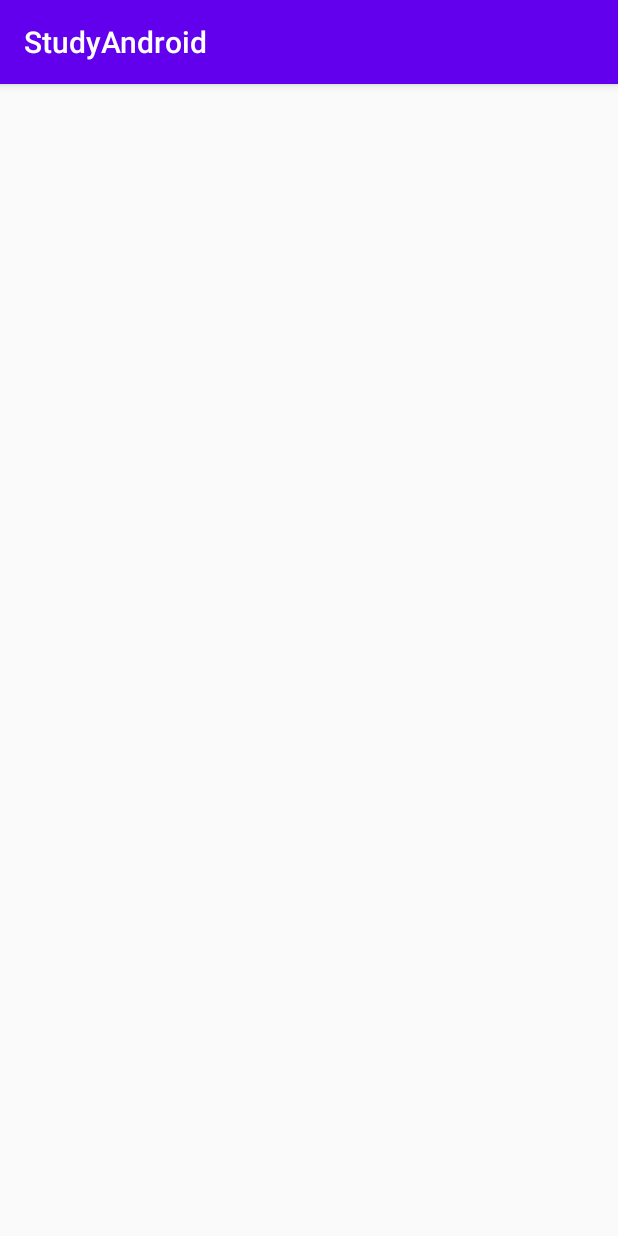
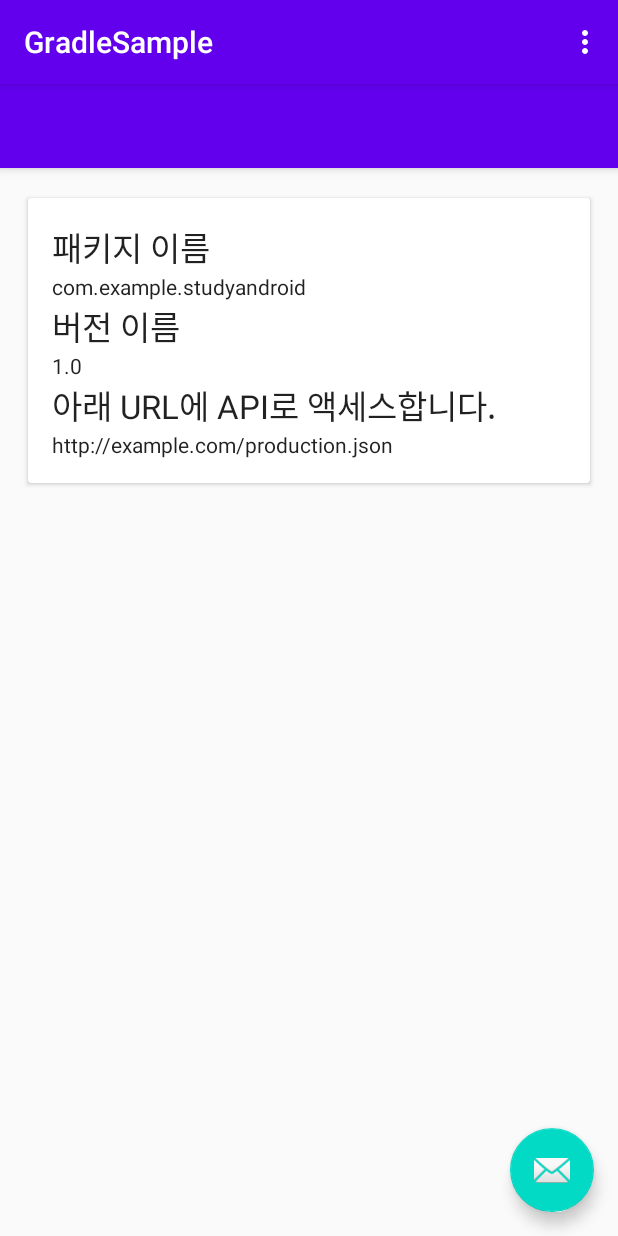
Before and after one commit to Dokyeongyun/AndroidStudio, an Android app: the Gradle_MainActivity screen opened directly, with no data from a screen before it, on a phone screen of 412 x 824 dp. Run offline under Robolectric (Android 15) with nearby library versions, the phone set to English and light mode, and no system bars.

Commit message:
[ Gradle ] Product Flavors를 이용한 유료버전(pro), 무료버전(free) 별 기능 별도로 구현하기

```diff
--- a/app/src/main/java/com/example/studyandroid/No9_Gradle/Gradle_MainActivity.java
+++ b/app/src/main/java/com/example/studyandroid/No9_Gradle/Gradle_MainActivity.java
@@ -1,10 +1,20 @@
 package com.example.studyandroid.No9_Gradle;
 
+import androidx.annotation.NonNull;
 import androidx.appcompat.app.AppCompatActivity;
+import androidx.appcompat.widget.Toolbar;
 
 import android.os.Bundle;
+import android.view.Menu;
+import android.view.MenuItem;
+import android.view.View;
+import android.widget.TextView;
+import android.widget.Toast;
 
+import com.example.studyandroid.BuildConfig;
+import com.example.studyandroid.GreatFeature;
 import com.example.studyandroid.R;
+import com.google.android.material.floatingactionbutton.FloatingActionButton;
 
 
 /**
@@ -96,7 +106,6 @@ import com.example.studyandroid.R;
  *       build.dependOn(configure)
  *   - 이처럼 안드로이드 앱의 빌드는 assembleDebug 태스크에 의존하는 태스크가 차례대로 실행되는 것
  */
-
 /**
  * [ Gradle _ 프로젝트 커스터마이징 ]
  *   : 유료버전과 무료버전 앱이 있다고 할 때, 각 버전 별로 기능이 달라 코드를 수정해야한다.
@@ -108,6 +117,28 @@ import com.example.studyandroid.R;
  *      - debug : apk 에 디버그 서명 / release : apk 에 릴리즈 서명
  *      - 일반적으로 debug 를 이용해 디버그를 수행하고, release 를 이용해 Google Play 에 릴리즈함.
  *      - build.gradle(app) 의 android 블록 내의 buildTypes 블록에 내용을 작성
+ *          * 이 실습에서는 build Type 에 따라 debug 버전, release 버전, stage 버전을 생성하였고,
+ *            release 버전은 서명을 설정하고 프로가드를 활성화 하였다.
+ *            또, stage 버전일 때, 앱 내에서 이용하는 URL 의 주소를 테스트용으로 설정할 수 있게 설정하였다.
+ *              ( stage/res/values/strings.xml 파일 내에 api 주소 정의 )
+ *   2. Product Flavors
+ *      - Product Flavors 는 debug, release 버전 등의 빌드타입이 아닌,
+ *        구현 자체를 바꾸거나 별도의 apk 를 만들고 싶을 때 이용
+ *      - ex) 무료버전 vs 유료버전
+ *          * 이 실습에서는 프로덕트 플레이버를 이용해 무료버전과 유료버전을 만들어 본다.
+ *            1. 프로덕트 플레이버 선언 -> build.gradle(app) 파일 내에 productFlavors 블록 작성
+ *            2. 무료버전 클래스 생성 -> src/free/java/com/example/studyandroid/GreatFeature.java
+ *            3. 유료버전 클래스 생성 -> src/pro/java/com/example/studyandroid/GreatFeature.java
+ *            4. 구현에서 각각 호출 -> src/main/java/com/example/studyandroid/Gradle_MainActivity.java
+ *                                    [ new GreatFeature().doIt(Gradle_MainActivity.this); ]
+ *
+ *     * Build Type 과 Product Flavors 를 모두 정의하게 되면,
+ *       Build Type 과 Product Flavors 를 조합하여 Build Variants 가 형성되게 된다.
+ *          예를들어, Build Type : debug, release, stage
+ *                   Product Flavors : free, pro
+ *                   ==> Build Variants : freeDebug, freeRelease, freeStage, proDebug, proRelease, proStage
+ *       이 때, build.gradle(app) 와 Product Flavors 블록에서 동일한 프로퍼티를 작성한다면,
+ *          Product Flavors 의 프로퍼티가 덮어쓴다.
  *
  */
 
@@ -118,5 +149,39 @@ public class Gradle_MainActivity extends AppCompatActivity {
     protected void onCreate(Bundle savedInstanceState) {
         super.onCreate(savedInstanceState);
         setContentView(R.layout.activity_gradle__main);
+        final TextView packageNameTextView = findViewById(R.id.package_name);
+        final TextView versionNameTextView = findViewById(R.id.version_name);
+        Toolbar toolbar = findViewById(R.id.toolbar);
+
+        packageNameTextView.setText(BuildConfig.APPLICATION_ID);
+        versionNameTextView.setText(BuildConfig.VERSION_NAME);
+        //setSupportActionBar(toolbar);
+
+        Toast.makeText(this, getString(R.string.api_url)+"에 액세스", Toast.LENGTH_SHORT).show();
+
+        FloatingActionButton fab = findViewById(R.id.fab);
+        fab.setOnClickListener(new View.OnClickListener() {
+            @Override
+            public void onClick(View v) {
+                new GreatFeature().doIt(Gradle_MainActivity.this);
+            }
+        });
+    }
+
+    @Override
+    public boolean onCreateOptionsMenu(Menu menu) {
+        getMenuInflater().inflate(R.menu.menu_main, menu);
+        return true;
+    }
+
+    @Override
+    public boolean onOptionsItemSelected(@NonNull MenuItem item) {
+        int id = item.getItemId();
+
+        if(id == R.id.action_settings){
+            return true;
+        }
+
+        return super.onOptionsItemSelected(item);
     }
 }
--- a/app/src/main/java/com/example/studyandroid/StartActivity.java
+++ b/app/src/main/java/com/example/studyandroid/StartActivity.java
@@ -21,6 +21,7 @@ import com.example.studyandroid.No6_Service.IntentService.IntentService_MainActi
 import com.example.studyandroid.No6_Service.MusicPlayerService.MusicPlayerService_MainActivity;
 import com.example.studyandroid.No7_SupportLibrary.NotificationCompat.NotificationCompat_MainActivity;
 import com.example.studyandroid.No7_SupportLibrary.RecyclerView.RecyclerView_MainActivity;
+import com.example.studyandroid.No9_Gradle.Gradle_MainActivity;
 import com.example.studyandroid.no8_mvp_mvvm.DataBinding_MainActivity;
 
 public class StartActivity extends AppCompatActivity {
@@ -102,6 +103,10 @@ public class StartActivity extends AppCompatActivity {
                 intent = new Intent(this, DataBinding_MainActivity.class);
                 startActivity(intent);
                 break;
+            case R.id.no9_gradle:
+                intent = new Intent(this, Gradle_MainActivity.class);
+                startActivity(intent);
+                break;
         }
     }
 }
--- a/app/src/main/res/layout/activity_gradle__main.xml
+++ b/app/src/main/res/layout/activity_gradle__main.xml
@@ -1,9 +1,35 @@
 <?xml version="1.0" encoding="utf-8"?>
-<androidx.constraintlayout.widget.ConstraintLayout xmlns:android="http://schemas.android.com/apk/res/android"
+<androidx.coordinatorlayout.widget.CoordinatorLayout
+    xmlns:android="http://schemas.android.com/apk/res/android"
     xmlns:app="http://schemas.android.com/apk/res-auto"
     xmlns:tools="http://schemas.android.com/tools"
     android:layout_width="match_parent"
     android:layout_height="match_parent"
-    tools:context=".No9_Gradle.Gradle_MainActivity">
+    android:fitsSystemWindows="true"
+    tools:context="com.example.studyandroid.No9_Gradle.Gradle_MainActivity">
 
-</androidx.constraintlayout.widget.ConstraintLayout>
+    <com.google.android.material.appbar.AppBarLayout
+        android:layout_width="match_parent"
+        android:layout_height="wrap_content"
+        android:theme="@style/AppTheme.AppBarOverlay">
+
+        <androidx.appcompat.widget.Toolbar
+            android:id="@+id/toolbar"
+            android:layout_width="match_parent"
+            android:layout_height="?attr/actionBarSize"
+            android:background="?attr/colorPrimary"
+            app:popupTheme="@style/AppTheme.PopupOverlay"/>
+
+    </com.google.android.material.appbar.AppBarLayout>
+
+    <include layout="@layout/content_main"/>
+
+    <com.google.android.material.floatingactionbutton.FloatingActionButton
+        android:id="@+id/fab"
+        android:layout_width="wrap_content"
+        android:layout_height="wrap_content"
+        android:layout_gravity="bottom|end"
+        android:layout_margin="16dp"
+        android:src="@android:drawable/ic_dialog_email"/>
+
+</androidx.coordinatorlayout.widget.CoordinatorLayout>
--- /dev/null
+++ b/app/src/main/res/layout/content_main.xml
@@ -0,0 +1,61 @@
+<?xml version="1.0" encoding="utf-8"?>
+<androidx.cardview.widget.CardView
+    android:id="@+id/card_view"
+    xmlns:android="http://schemas.android.com/apk/res/android"
+    xmlns:app="http://schemas.android.com/apk/res-auto"
+    xmlns:tools="http://schemas.android.com/tools"
+    android:layout_width="match_parent"
+    android:layout_height="wrap_content"
+    android:layout_margin="16dp"
+    app:cardUseCompatPadding="true"
+    app:layout_behavior="@string/appbar_scrolling_view_behavior"
+    tools:context="com.example.studyandroid.No9_Gradle.Gradle_MainActivity"
+    tools:showIn="@layout/activity_gradle__main">
+
+    <LinearLayout
+        android:layout_width="wrap_content"
+        android:layout_height="wrap_content"
+        android:layout_margin="16dp"
+        android:orientation="vertical">
+
+        <TextView
+            android:layout_width="wrap_content"
+            android:layout_height="wrap_content"
+            android:text="패키지 이름"
+            android:textAppearance="?android:textAppearanceLarge"/>
+
+        <TextView
+            android:id="@+id/package_name"
+            android:layout_width="wrap_content"
+            android:layout_height="wrap_content"
+            android:textAppearance="?android:textAppearance"
+            />
+
+        <TextView
+            android:layout_width="wrap_content"
+            android:layout_height="wrap_content"
+            android:text="버전 이름"
+            android:textAppearance="?android:textAppearanceLarge"/>
+
+        <TextView
+            android:id="@+id/version_name"
+            android:layout_width="wrap_content"
+            android:layout_height="wrap_content"
+            android:textAppearance="?android:textAppearance"
+            />
+
+
+        <TextView
+            android:layout_width="wrap_content"
+            android:layout_height="wrap_content"
+            android:text="아래 URL에 API로 액세스합니다."
+            android:textAppearance="?android:textAppearanceLarge"/>
+
+        <TextView
+            android:layout_width="wrap_content"
+            android:layout_height="wrap_content"
+            android:text="@string/api_url"
+            android:textAppearance="?android:textAppearance"/>
+    </LinearLayout>
+
+</androidx.cardview.widget.CardView>
--- /dev/null
+++ b/app/src/main/res/menu/menu_main.xml
@@ -0,0 +1,13 @@
+<?xml version="1.0" encoding="utf-8"?>
+<menu xmlns:android="http://schemas.android.com/apk/res/android"
+    xmlns:app="http://schemas.android.com/apk/res-auto"
+    xmlns:tools="http://schemas.android.com/tools"
+    tools:context="com.example.studyandroid.No9_Gradle.Gradle_MainActivity">
+
+    <item
+        android:id="@+id/action_settings"
+        android:orderInCategory="100"
+        android:title="@string/action_settings"
+        app:showAsAction="never" />
+
+</menu>
--- a/app/src/main/res/values/strings.xml
+++ b/app/src/main/res/values/strings.xml
@@ -1,6 +1,8 @@
 <resources>
-    <string name="app_name">StudyAndroid</string>
-
+    <!--<string name="app_name">StudyAndroid</string>-->
     <!-- TODO: Remove or change this placeholder text -->
     <string name="hello_blank_fragment">Hello blank fragment</string>
+    <string name="app_name">GradleSample</string>
+    <string name="action_settings">Settings</string>
+    <string name="api_url">http://example.com/production.json</string>
 </resources>
--- a/app/src/main/res/values/styles.xml
+++ b/app/src/main/res/values/styles.xml
@@ -12,4 +12,8 @@
         <item name="android:clickable">true</item>
         <item name="android:foreground">?android:attr/selectableItemBackground</item>
     </style>
+
+    <style name="AppTheme.AppBarOverlay" parent="ThemeOverlay.AppCompat.Dark.ActionBar"/>
+
+    <style name="AppTheme.PopupOverlay" parent="ThemeOverlay.AppCompat.Light"/>
 </resources>
```
Also changed, not shown: app/build.gradle (+34 -9 lines), app/src/main/res/layout/activity_start.xml (+25 -0 lines), 3 other files.
